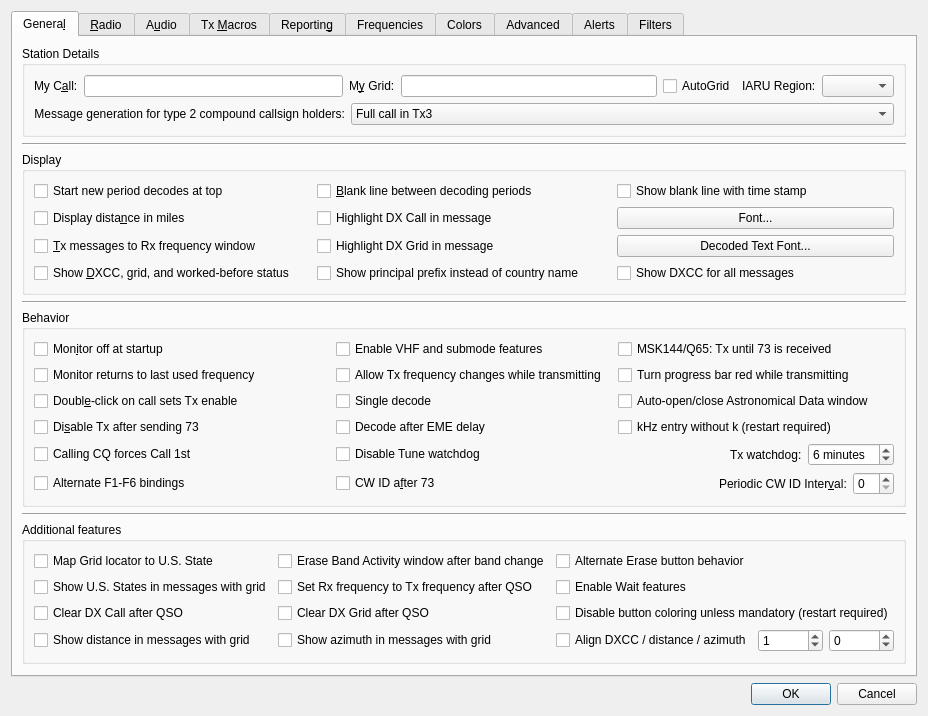
The window that Configuration_Alerts_PLUS.ui (uaro-radio/wsjtx) describes before a commit, drawn with Qt 5.
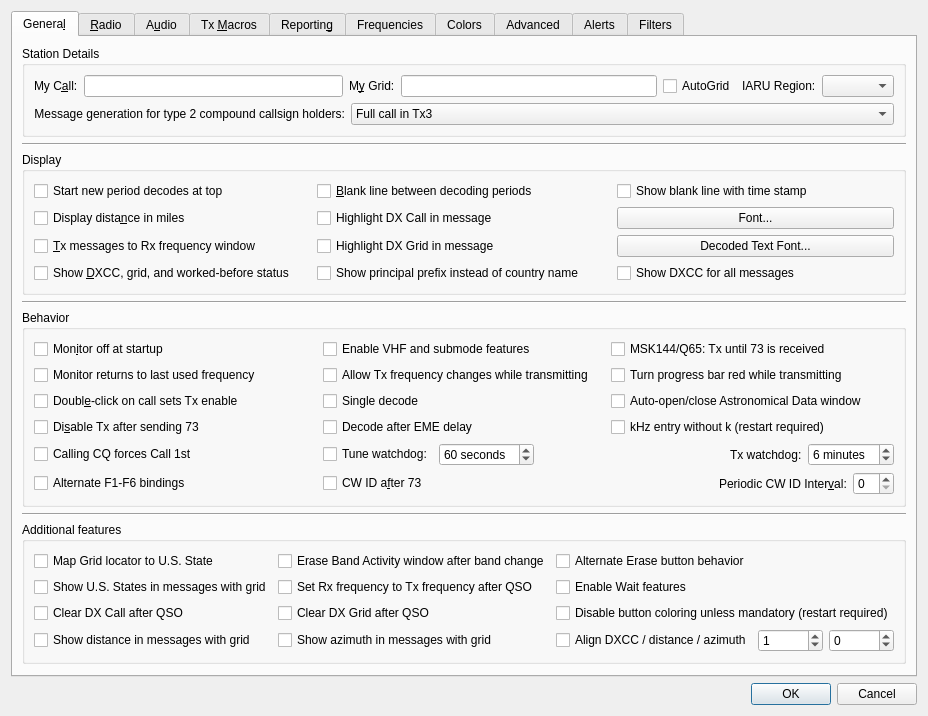
The same window after the commit. Custom widgets are drawn as their Qt base class.

Commit message: Rename a checkbox.

Patch:
```diff
--- a/Configuration_Alerts_PLUS.ui
+++ b/Configuration_Alerts_PLUS.ui
@@ -298,29 +298,6 @@
           <string>Behavior</string>
          </property>
          <layout class="QGridLayout" name="gridLayout_8">
-          <item row="1" column="1">
-           <spacer name="horizontalSpacer_14">
-            <property name="orientation">
-             <enum>Qt::Horizontal</enum>
-            </property>
-            <property name="sizeType">
-             <enum>QSizePolicy::Fixed</enum>
-            </property>
-            <property name="sizeHint" stdset="0">
-             <size>
-              <width>20</width>
-              <height>20</height>
-             </size>
-            </property>
-           </spacer>
-          </item>
-          <item row="8" column="0">
-           <widget class="QCheckBox" name="alternate_bindings_check_box">
-            <property name="text">
-             <string>Alternate F1-F6 bindings</string>
-            </property>
-           </widget>
-          </item>
           <item row="6" column="0">
            <widget class="QCheckBox" name="force_call_1st_check_box">
             <property name="text">
@@ -328,53 +305,13 @@
             </property>
            </widget>
           </item>
-          <item row="3" column="2">
+          <item row="3" column="1">
            <widget class="QCheckBox" name="decode_at_52s_check_box">
             <property name="text">
              <string>Decode after EME delay</string>
             </property>
            </widget>
           </item>
-          <item row="2" column="2">
-           <widget class="QCheckBox" name="single_decode_check_box">
-            <property name="text">
-             <string>Single decode</string>
-            </property>
-           </widget>
-          </item>
-          <item row="0" column="0">
-           <widget class="QCheckBox" name="monitor_off_check_box">
-            <property name="toolTip">
-             <string>Don't start decoding until the monitor button is clicked.</string>
-            </property>
-            <property name="text">
-             <string>Mon&amp;itor off at startup</string>
-            </property>
-            <property name="checked">
-             <bool>false</bool>
-            </property>
-           </widget>
-          </item>
-          <item row="1" column="0">
-           <widget class="QCheckBox" name="monitor_last_used_check_box">
-            <property name="toolTip">
-             <string>&lt;html&gt;&lt;head/&gt;&lt;body&gt;&lt;p&gt;Check this if you wish to automatically return to the last monitored frequency when monitor is enabled, leave it unchecked if you wish to have the current rig frequency maintained.&lt;/p&gt;&lt;/body&gt;&lt;/html&gt;</string>
-            </property>
-            <property name="text">
-             <string>Monitor returns to last used frequency</string>
-            </property>
-           </widget>
-          </item>
-          <item row="1" column="3">
-           <widget class="QCheckBox" name="progress_bar_check_box">
-            <property name="toolTip">
-             <string>&lt;html&gt;&lt;head/&gt;&lt;body&gt;&lt;p&gt;Turn the progress bar red while transmitting.&lt;/p&gt;&lt;/body&gt;&lt;/html&gt;</string>
-            </property>
-            <property name="text">
-             <string>Turn progress bar red while transmitting</string>
-            </property>
-           </widget>
-          </item>
           <item row="2" column="0">
            <widget class="QCheckBox" name="quick_call_check_box">
             <property name="toolTip">
@@ -385,7 +322,7 @@
             </property>
            </widget>
           </item>
-          <item row="8" column="2" colspan="2">
+          <item row="8" column="1" colspan="2">
            <layout class="QHBoxLayout" name="horizontalLayout_9">
             <item>
              <widget class="QCheckBox" name="CW_id_after_73_check_box">
@@ -438,18 +375,50 @@
             </item>
            </layout>
           </item>
-          <item row="3" column="0">
-           <widget class="QCheckBox" name="disable_TX_on_73_check_box">
+          <item row="0" column="0">
+           <widget class="QCheckBox" name="monitor_off_check_box">
             <property name="toolTip">
-             <string>Turns off automatic transmissions after sending a 73 or any other free
-text message.</string>
+             <string>Don't start decoding until the monitor button is clicked.</string>
             </property>
             <property name="text">
-             <string>Di&amp;sable Tx after sending 73</string>
+             <string>Mon&amp;itor off at startup</string>
+            </property>
+            <property name="checked">
+             <bool>false</bool>
+            </property>
+           </widget>
+          </item>
+          <item row="2" column="2">
+           <widget class="QCheckBox" name="auto_astro_check_box">
+            <property name="toolTip">
+             <string>&lt;html&gt;&lt;head/&gt;&lt;body&gt;&lt;p&gt;Open the Astronomical Data window automatically when switching to Q65 or JT65 mode and Decode after EME delay is enabled, and close it when no longer needed.&lt;/p&gt;&lt;/body&gt;&lt;/html&gt;</string>
+            </property>
+            <property name="text">
+             <string>Auto-open/close Astronomical Data window</string>
+            </property>
+           </widget>
+          </item>
+          <item row="3" column="2">
+           <widget class="QCheckBox" name="kHz_without_k_check_box">
+            <property name="toolTip">
+             <string>&lt;html&gt;&lt;head/&gt;&lt;body&gt;&lt;p&gt;Allow kHz frequency offset entry without 'k' suffix.&lt;/p&gt;&lt;/body&gt;&lt;/html&gt;</string>
+            </property>
+            <property name="text">
+             <string>kHz entry without k (restart required)</string>
             </property>
            </widget>
           </item>
           <item row="1" column="2">
+           <widget class="QCheckBox" name="progress_bar_check_box">
+            <property name="toolTip">
+             <string>&lt;html&gt;&lt;head/&gt;&lt;body&gt;&lt;p&gt;Turn the progress bar red while transmitting.&lt;/p&gt;&lt;/body&gt;&lt;/html&gt;</string>
+            </property>
+            <property name="text">
+             <string>Turn progress bar red while transmitting</string>
+            </property>
+           </widget>
+          </item>
+          <item row="1" column="1">
            <widget class="QCheckBox" name="tx_QSY_check_box">
             <property name="toolTip">
              <string>&lt;html&gt;&lt;head/&gt;&lt;body&gt;&lt;p&gt;Some rigs are not able to process CAT commands while transmitting. This means that if you are operating in split mode you may have to uncheck this option.&lt;/p&gt;&lt;/body&gt;&lt;/html&gt;</string>
@@ -459,14 +428,14 @@
             </property>
            </widget>
           </item>
-          <item row="0" column="2">
+          <item row="0" column="1">
            <widget class="QCheckBox" name="enable_VHF_features_check_box">
             <property name="text">
              <string>Enable VHF and submode features</string>
             </property>
            </widget>
           </item>
-          <item row="0" column="3">
+          <item row="0" column="2">
            <widget class="QCheckBox" name="repeat_Tx_check_box">
             <property name="toolTip">
              <string>&lt;html&gt;&lt;head/&gt;&lt;body&gt;&lt;p&gt;Tx until 73 is received when in MSK144 or Q65 mode. &lt;/p&gt;&lt;/body&gt;&lt;/html&gt;</string>
@@ -476,15 +445,38 @@
             </property>
            </widget>
           </item>
-          <item row="6" column="2" colspan="2">
+          <item row="2" column="1">
+           <widget class="QCheckBox" name="single_decode_check_box">
+            <property name="text">
+             <string>Single decode</string>
+            </property>
+           </widget>
+          </item>
+          <item row="6" column="1" colspan="2">
            <layout class="QHBoxLayout" name="horizontalLayout_12">
             <item>
-             <widget class="QCheckBox" name="disable_Tune_watchdog_check_box">
+             <widget class="QCheckBox" name="tune_watchdog_check_box">
               <property name="toolTip">
-               <string>&lt;html&gt;&lt;head/&gt;&lt;body&gt;&lt;p&gt;Disable the Tune watchdog.&lt;/p&gt;&lt;/body&gt;&lt;/html&gt;</string>
+               <string/>
               </property>
               <property name="text">
-               <string>Disable Tune watchdog</string>
+               <string>Tune watchdog:</string>
+              </property>
+             </widget>
+            </item>
+            <item>
+             <widget class="QSpinBox" name="tune_watchdog_spin_box">
+              <property name="toolTip">
+               <string>&lt;html&gt;&lt;head/&gt;&lt;body&gt;&lt;p&gt;Number of seconds before Tune is aborted&lt;/p&gt;&lt;/body&gt;&lt;/html&gt;</string>
+              </property>
+              <property name="suffix">
+               <string> seconds</string>
+              </property>
+              <property name="maximum">
+               <number>300</number>
+              </property>
+              <property name="value">
+               <number>60</number>
               </property>
              </widget>
             </item>
@@ -532,23 +524,31 @@
             </item>
            </layout>
           </item>
-          <item row="2" column="3">
-           <widget class="QCheckBox" name="auto_astro_check_box">
+          <item row="8" column="0">
+           <widget class="QCheckBox" name="alternate_bindings_check_box">
+            <property name="text">
+             <string>Alternate F1-F6 bindings</string>
+            </property>
+           </widget>
+          </item>
+          <item row="1" column="0">
+           <widget class="QCheckBox" name="monitor_last_used_check_box">
             <property name="toolTip">
-             <string>&lt;html&gt;&lt;head/&gt;&lt;body&gt;&lt;p&gt;Open the Astronomical Data window automatically when switching to Q65 or JT65 mode and Decode after EME delay is enabled, and close it when no longer needed.&lt;/p&gt;&lt;/body&gt;&lt;/html&gt;</string>
+             <string>&lt;html&gt;&lt;head/&gt;&lt;body&gt;&lt;p&gt;Check this if you wish to automatically return to the last monitored frequency when monitor is enabled, leave it unchecked if you wish to have the current rig frequency maintained.&lt;/p&gt;&lt;/body&gt;&lt;/html&gt;</string>
             </property>
             <property name="text">
-             <string>Auto-open/close Astronomical Data window</string>
+             <string>Monitor returns to last used frequency</string>
             </property>
            </widget>
           </item>
-          <item row="3" column="3">
-           <widget class="QCheckBox" name="kHz_without_k_check_box">
+          <item row="3" column="0">
+           <widget class="QCheckBox" name="disable_TX_on_73_check_box">
             <property name="toolTip">
-             <string>&lt;html&gt;&lt;head/&gt;&lt;body&gt;&lt;p&gt;Allow kHz frequency offset entry without 'k' suffix.&lt;/p&gt;&lt;/body&gt;&lt;/html&gt;</string>
+             <string>Turns off automatic transmissions after sending a 73 or any other free
+text message.</string>
             </property>
             <property name="text">
-             <string>kHz entry without k (restart required)</string>
+             <string>Di&amp;sable Tx after sending 73</string>
             </property>
            </widget>
           </item>
```
Left out of the diff: 10 changed lines with no effect on the pictures. The commit also changes 2 other files.
